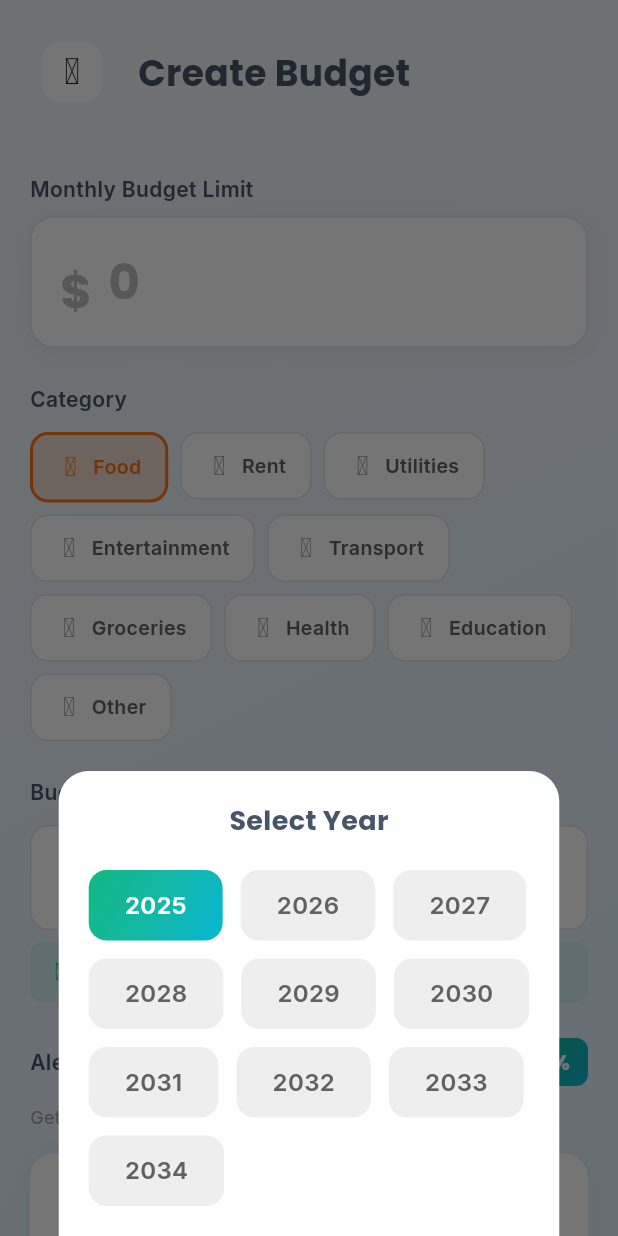
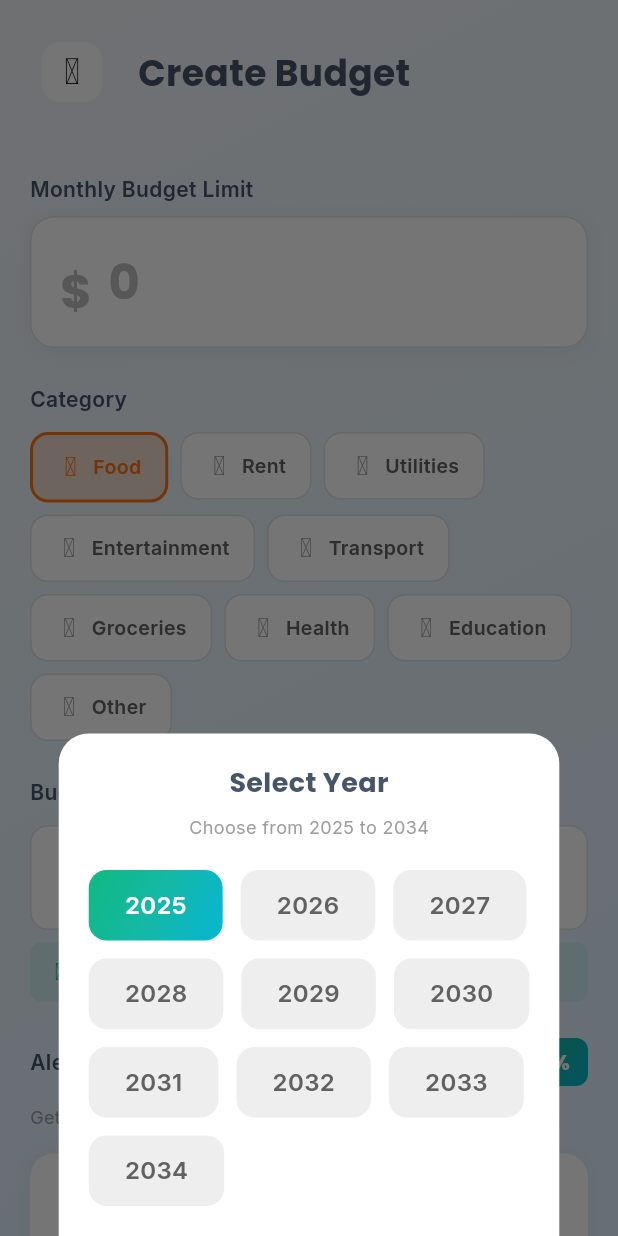
Before and after one commit to GDDDilshan/easymoney, a Flutter app: the AddBudgetScreen screen opened directly, after a tap on "Year", on a phone screen of 412 x 824 dp. Run offline on Flutter 3.47's test engine with Material 3 defaults, Android fonts, the light colour scheme and no system bars; drawn by our look-alikes of flutter_animate; our stand-ins replace cloud_firestore, firebase_auth, firebase_core, fl_chart, google_fonts, iconsax and 2 more; accounts and stored records are empty.

Commit message:
set budget next 10years

```diff
--- a/lib/screens/budget/add_budget_screen.dart
+++ b/lib/screens/budget/add_budget_screen.dart
@@ -520,6 +520,7 @@ class _AddBudgetScreenState extends State<AddBudgetScreen> {
 
   void _showYearPicker() {
     final currentYear = DateTime.now().year;
+    // Show current year + 9 future years (total 10 years)
     final years = List.generate(10, (index) => currentYear + index);
 
     showModalBottomSheet(
@@ -537,6 +538,14 @@ class _AddBudgetScreenState extends State<AddBudgetScreen> {
               style: GoogleFonts.poppins(
                 fontSize: 18,
                 fontWeight: FontWeight.bold,
+              ),
+            ),
+            const SizedBox(height: 8),
+            Text(
+              'Choose from $currentYear to ${currentYear + 9}',
+              style: GoogleFonts.inter(
+                fontSize: 12,
+                color: Colors.grey,
               ),
             ),
             const SizedBox(height: 20),
```
